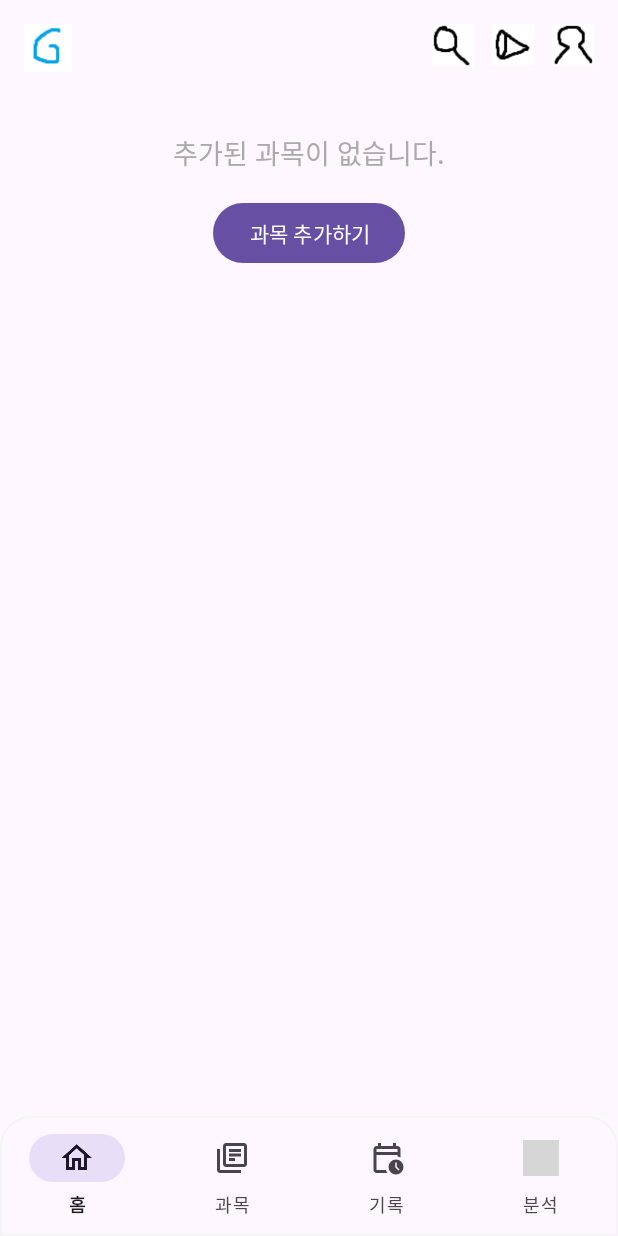
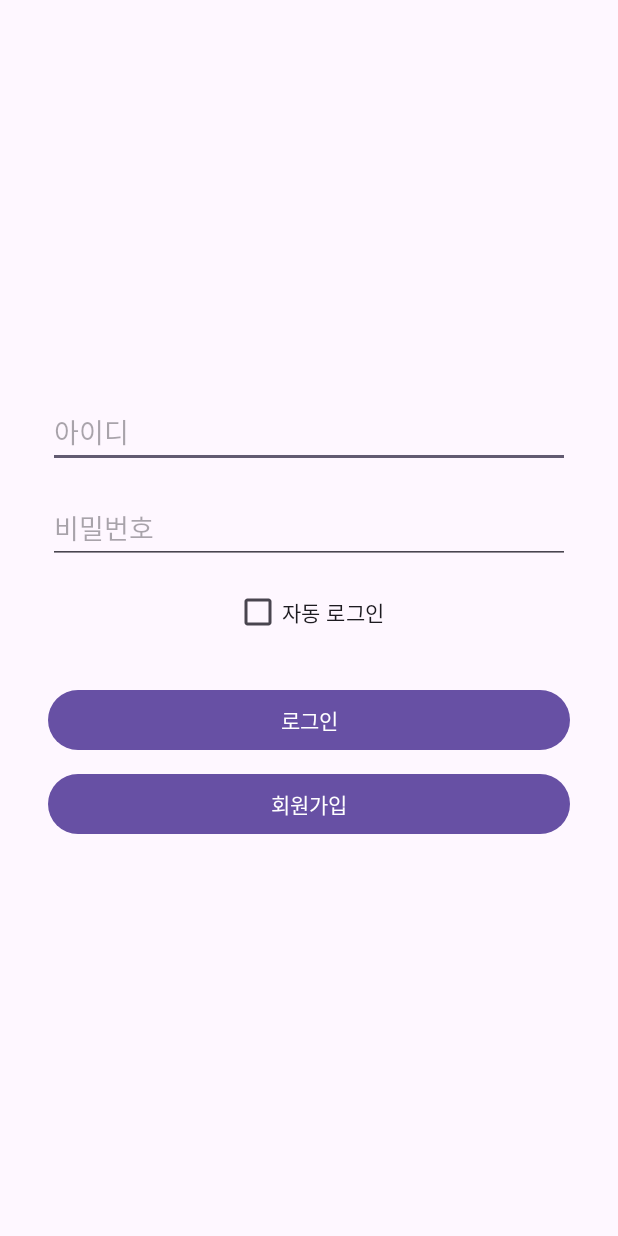
Before and after one commit to RyuGernwoo/Gradia, an Android app: the screen it shows after launch (MainActivity before the commit, LoginActivity after it), on a phone screen of 412 x 824 dp. Run offline under Robolectric (Android 15) with nearby library versions, the phone set to English and light mode, and no system bars; our stand-ins replace Room's generated code, RxJava; grey boxes are pictures that could not be loaded.

Commit message:
Login & Register Prototype

```diff
--- a/app/src/main/java/mp/gradia/database/dao/UserDao.java
+++ b/app/src/main/java/mp/gradia/database/dao/UserDao.java
@@ -11,13 +11,11 @@ import java.util.List;
 
 import io.reactivex.rxjava3.core.Completable;
 import io.reactivex.rxjava3.core.Flowable;
+import io.reactivex.rxjava3.core.Maybe;
 import mp.gradia.database.entity.UserEntity;
 
 @Dao
 public interface UserDao {
-
-    // @Query("SELECT * FROM User")
-    // Flowable<List<UserEntity>> getAll();
 
     @Insert(onConflict = OnConflictStrategy.REPLACE)
     Completable insert(UserEntity... user);
@@ -27,4 +25,12 @@ public interface UserDao {
 
     @Delete
     Completable delete(UserEntity... user);
+
+    // 로그인 쿼리
+    @Query("SELECT * FROM User WHERE user_id = :uid AND password = :password")
+    Maybe<UserEntity> login(String uid, String password);
+
+    // 중복 확인 쿼리
+    @Query("SELECT * FROM User WHERE user_id = :uid")
+    Maybe<UserEntity> getUserById(String uid);
 }
--- a/app/src/main/java/mp/gradia/database/entity/UserEntity.java
+++ b/app/src/main/java/mp/gradia/database/entity/UserEntity.java
@@ -16,6 +16,10 @@ public class UserEntity {
     @ColumnInfo(name = "user_id")
     public String uid;
 
+    // 사용자 비밀 번호
+    @ColumnInfo(name = "password")
+    public String password;
+
     // 사용자 이름
     @ColumnInfo(name = "name")
     public String name;
--- /dev/null
+++ b/app/src/main/java/mp/gradia/login/LoginActivity.java
@@ -0,0 +1,91 @@
+package mp.gradia.login;
+
+import android.content.Intent;
+import android.content.SharedPreferences;
+import android.os.Bundle;
+import android.widget.Button;
+import android.widget.CheckBox;
+import android.widget.EditText;
+import android.widget.Toast;
+
+import androidx.appcompat.app.AppCompatActivity;
+
+import io.reactivex.rxjava3.android.schedulers.AndroidSchedulers;
+import io.reactivex.rxjava3.disposables.CompositeDisposable;
+import io.reactivex.rxjava3.schedulers.Schedulers;
+import mp.gradia.R;
+import mp.gradia.main.MainActivity;
+import mp.gradia.database.AppDatabase;
+import mp.gradia.database.dao.UserDao;
+
+public class LoginActivity extends AppCompatActivity {
+
+    private EditText idEditText, pwEditText;
+    private AppDatabase db;
+    private final CompositeDisposable disposables = new CompositeDisposable();
+
+    @Override
+    protected void onCreate(Bundle savedInstanceState) {
+        // 자동 로그인
+        SharedPreferences prefs = getSharedPreferences("login_prefs", MODE_PRIVATE);
+        boolean autoLogin = prefs.getBoolean("autoLogin", false);
+        String savedId = prefs.getString("userId", null);
+
+        if (savedId != null) {
+            // 이미 로그인 상태 → 바로 MainActivity로
+            Intent intent = new Intent(this, MainActivity.class);
+            startActivity(intent);
+            finish();
+        }
+
+        super.onCreate(savedInstanceState);
+        setContentView(R.layout.activity_login);
+
+        idEditText = findViewById(R.id.id_edit);
+        pwEditText = findViewById(R.id.password_edit);
+        Button loginButton = findViewById(R.id.btn_login);
+        Button registerButton = findViewById(R.id.btn_register);
+        CheckBox autoLoginCheckBox = findViewById(R.id.checkbox_auto_login);
+
+        db = AppDatabase.getInstance(getApplicationContext());
+
+        // 로그인
+        loginButton.setOnClickListener(v -> {
+            String uid = idEditText.getText().toString();
+            String pw = pwEditText.getText().toString();
+
+            disposables.add(
+                    db.userDao().login(uid, pw)
+                            .subscribeOn(Schedulers.io())
+                            .observeOn(AndroidSchedulers.mainThread())
+                            .subscribe(user -> {
+                                // 로그인 성공
+                                SharedPreferences.Editor editor = prefs.edit();
+                                editor.putString("userId", user.uid);
+                                editor.putString("userName", user.name);
+                                editor.putBoolean("autoLogin", autoLoginCheckBox.isChecked());
+                                editor.apply();
+
+                                Intent intent = new Intent(LoginActivity.this, MainActivity.class);
+                                startActivity(intent);
+                                finish();
+                            }, error -> {
+                                Toast.makeText(this, "로그인 오류: " + error.getMessage(), Toast.LENGTH_SHORT).show();
+                            }, () -> {
+                                // 로그인 실패 (아이디/비밀번호 불일치)
+                                Toast.makeText(this, "아이디 또는 비밀번호가 틀렸습니다", Toast.LENGTH_SHORT).show();
+                            })
+            );
+        });
+
+        // 회원 가입
+        registerButton.setOnClickListener(v -> {
+            startActivity(new Intent(this, RegisterActivity.class));
+        });
+    }
+    @Override
+    protected void onDestroy() {
+        super.onDestroy();
+        disposables.clear(); // 모든 구독 해제
+    }
+}
--- /dev/null
+++ b/app/src/main/res/drawable/bg_popup.xml
@@ -0,0 +1,6 @@
+<shape xmlns:android="http://schemas.android.com/apk/res/android"
+    android:shape="rectangle">
+    <solid android:color="#FFFFFF" />
+    <corners android:radius="12dp"/>
+    <stroke android:width="1dp" android:color="#CCCCCC" />
+</shape>
--- /dev/null
+++ b/app/src/main/res/layout/activity_login.xml
@@ -0,0 +1,45 @@
+<?xml version="1.0" encoding="utf-8"?>
+<LinearLayout xmlns:android="http://schemas.android.com/apk/res/android"
+    android:orientation="vertical"
+    android:gravity="center"
+    android:padding="32dp"
+    android:layout_width="match_parent"
+    android:layout_height="match_parent">
+
+    <EditText
+        android:id="@+id/id_edit"
+        android:layout_width="match_parent"
+        android:layout_height="wrap_content"
+        android:hint="아이디"
+        android:minHeight="48dp" />
+
+    <EditText
+        android:id="@+id/password_edit"
+        android:layout_width="match_parent"
+        android:layout_height="wrap_content"
+        android:layout_marginTop="16dp"
+        android:hint="비밀번호"
+        android:inputType="textPassword"
+        android:minHeight="48dp" />
+
+    <CheckBox
+        android:id="@+id/checkbox_auto_login"
+        android:layout_width="wrap_content"
+        android:layout_height="wrap_content"
+        android:text="자동 로그인"
+        android:layout_marginTop="8dp"/>
+
+    <Button
+        android:id="@+id/btn_login"
+        android:layout_width="match_parent"
+        android:layout_height="wrap_content"
+        android:text="로그인"
+        android:layout_marginTop="24dp"/>
+
+    <Button
+        android:id="@+id/btn_register"
+        android:layout_width="match_parent"
+        android:layout_height="wrap_content"
+        android:text="회원가입"
+        android:layout_marginTop="8dp"/>
+</LinearLayout>
--- a/app/src/main/res/layout/fragment_home.xml
+++ b/app/src/main/res/layout/fragment_home.xml
@@ -9,18 +9,18 @@
     <!-- 좌상단 메인 아이콘 -->
     <ImageView
         android:id="@+id/img_main_icon"
-        android:layout_width="32dp"
-        android:layout_height="32dp"
+        android:layout_width="48dp"
+        android:layout_height="48dp"
         android:src="@drawable/ic_main_logo"
-        android:contentDescription="Main Icon"
+        android:contentDescription="Main_Icon"
         app:layout_constraintTop_toTopOf="parent"
         app:layout_constraintStart_toStartOf="parent"/>
 
     <!-- 우상단: 프로필, 알림, 검색 아이콘 (오른쪽부터 순서대로 배치) -->
     <ImageView
         android:id="@+id/img_profile"
-        android:layout_width="28dp"
-        android:layout_height="28dp"
+        android:layout_width="32dp"
+        android:layout_height="32dp"
         android:src="@drawable/ic_profile"
         android:contentDescription="Profile"
         app:layout_constraintTop_toTopOf="parent"
@@ -28,8 +28,8 @@
 
     <ImageView
         android:id="@+id/img_notifications"
-        android:layout_width="28dp"
-        android:layout_height="28dp"
+        android:layout_width="32dp"
+        android:layout_height="32dp"
         android:src="@drawable/ic_notifications"
         android:contentDescription="Notifications"
         app:layout_constraintTop_toTopOf="parent"
@@ -38,8 +38,8 @@
 
     <ImageView
         android:id="@+id/img_search"
-        android:layout_width="28dp"
-        android:layout_height="28dp"
+        android:layout_width="32dp"
+        android:layout_height="32dp"
         android:src="@drawable/ic_search"
         android:contentDescription="Search"
         app:layout_constraintTop_toTopOf="parent"
```
Also changed, not shown: app/src/main/AndroidManifest.xml (+6 -2 lines), app/src/main/java/mp/gradia/home/HomeFragment.java (+26 -1 lines), app/src/main/java/mp/gradia/home/ProfileActivity.java (added, +78 -0 lines), app/src/main/java/mp/gradia/login/RegisterActivity.java (added, +115 -0 lines), app/src/main/res/layout/activity_profile.xml (added, +46 -0 lines), app/src/main/res/layout/activity_register.xml (added, +73 -0 lines), app/src/main/res/layout/popup_notifications.xml (added, +19 -0 lines), app/src/main/res/drawable/ic_main_logo.png, app/src/main/res/drawable/ic_notifications.png, app/src/main/res/drawable/ic_profile.png, app/src/main/res/drawable/ic_profile_image.png (added), app/src/main/res/drawable/ic_search.png.
